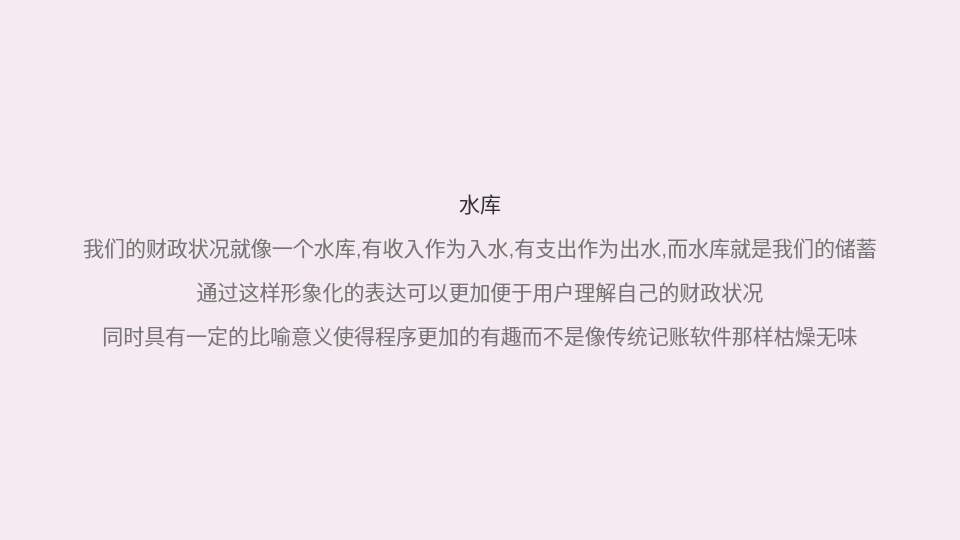
Qt form user_help_page.ui (YuanQiPKU/Reservoir) before a commit.
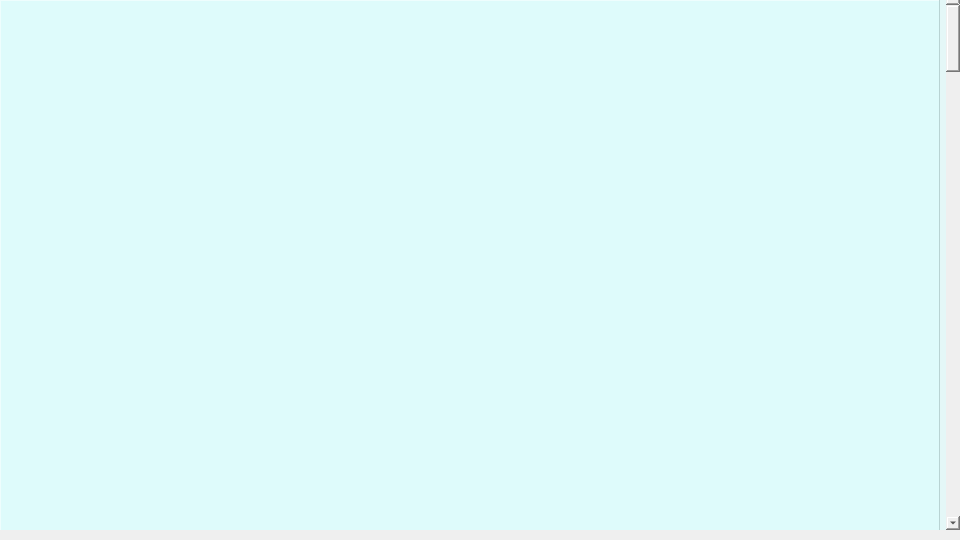
The same form after that commit. Icons and pictures are not drawn.

Commit message: 修改了一些内容

Diff of the .ui file:
```diff
--- a/user_help_page.ui
+++ b/user_help_page.ui
@@ -25,57 +25,95 @@
   <property name="windowTitle">
    <string>Form</string>
   </property>
-  <widget class="QWidget" name="widget" native="true">
+  <widget class="QScrollArea" name="scrollArea">
    <property name="geometry">
     <rect>
-     <x>0</x>
-     <y>0</y>
-     <width>960</width>
-     <height>540</height>
+     <x>-10</x>
+     <y>-10</y>
+     <width>971</width>
+     <height>541</height>
     </rect>
    </property>
    <property name="minimumSize">
     <size>
-     <width>960</width>
+     <width>950</width>
      <height>540</height>
     </size>
    </property>
-   <property name="maximumSize">
-    <size>
-     <width>960</width>
-     <height>540</height>
-    </size>
+   <property name="cursor" stdset="0">
+    <cursorShape>ArrowCursor</cursorShape>
+   </property>
+   <property name="mouseTracking">
+    <bool>false</bool>
+   </property>
+   <property name="tabletTracking">
+    <bool>false</bool>
+   </property>
+   <property name="acceptDrops">
+    <bool>false</bool>
    </property>
    <property name="styleSheet">
-    <string notr="true">background-color: rgba(255, 231, 245, 70);</string>
+    <string notr="true">background-color: rgba(255, 255, 255, 0);</string>
    </property>
-   <widget class="QLabel" name="label">
+   <property name="widgetResizable">
+    <bool>true</bool>
+   </property>
+   <widget class="QWidget" name="widget">
     <property name="geometry">
      <rect>
       <x>0</x>
-      <y>0</y>
-      <width>960</width>
-      <height>540</height>
+      <y>-539</y>
+      <width>959</width>
+      <height>6000</height>
      </rect>
     </property>
     <property name="minimumSize">
      <size>
-      <width>960</width>
-      <height>540</height>
+      <width>940</width>
+      <height>6000</height>
      </size>
     </property>
-    <property name="maximumSize">
-     <size>
-      <width>960</width>
-      <height>540</height>
-     </size>
+    <property name="mouseTracking">
+     <bool>true</bool>
     </property>
-    <property name="text">
-     <string>&lt;html&gt;&lt;head/&gt;&lt;body&gt;&lt;h2 align=&quot;center&quot; style=&quot;-qt-paragraph-type:empty; margin-top:0px; margin-bottom:0px; margin-left:0px; margin-right:0px; -qt-block-indent:0; text-indent:0px; line-height:122.5%; font-size:x-large; font-weight:700;&quot;&gt;&lt;br/&gt;&lt;/h2&gt;&lt;p align=&quot;center&quot;&gt;&lt;span style=&quot; font-family:'Open Sans','Clear Sans','Helvetica Neue','Helvetica','Arial','Segoe UI Emoji','sans-serif'; font-size:16pt; color:#333333;&quot;&gt;水库&lt;/span&gt;&lt;/p&gt;&lt;p align=&quot;center&quot;&gt;&lt;span style=&quot; font-family:'Open Sans','Clear Sans','Helvetica Neue','Helvetica','Arial','Segoe UI Emoji','sans-serif'; font-size:16pt; color:#777777;&quot;&gt;我们的财政状况就像一个水库,有收入作为入水,有支出作为出水,而水库就是我们的储蓄&lt;/span&gt;&lt;/p&gt;&lt;p align=&quot;center&quot;&gt;&lt;span style=&quot; font-family:'Open Sans','Clear Sans','Helvetica Neue','Helvetica','Arial','Segoe UI Emoji','sans-serif'; font-size:16pt; color:#777777;&quot;&gt;通过这样形象化的表达可以更加便于用户理解自己的财政状况&lt;/span&gt;&lt;/p&gt;&lt;p align=&quot;center&quot;&gt;&lt;span style=&quot; font-family:'Open Sans','Clear Sans','Helvetica Neue','Helvetica','Arial','Segoe UI Emoji','sans-serif'; font-size:16pt; color:#777777;&quot;&gt;同时具有一定的比喻意义使得程序更加的有趣而不是像传统记账软件那样枯燥无味&lt;/span&gt;&lt;/p&gt;&lt;p align=&quot;center&quot;&gt;&lt;br/&gt;&lt;/p&gt;&lt;/body&gt;&lt;/html&gt;</string>
+    <property name="tabletTracking">
+     <bool>true</bool>
     </property>
-    <property name="textFormat">
-     <enum>Qt::MarkdownText</enum>
+    <property name="acceptDrops">
+     <bool>true</bool>
     </property>
+    <property name="styleSheet">
+     <string notr="true">background-color: rgba(217, 254, 255, 125);</string>
+    </property>
+    <layout class="QVBoxLayout" name="verticalLayout">
+     <item>
+      <widget class="QLabel" name="label">
+       <property name="minimumSize">
+        <size>
+         <width>940</width>
+         <height>6000</height>
+        </size>
+       </property>
+       <property name="font">
+        <font>
+         <stylestrategy>NoAntialias</stylestrategy>
+        </font>
+       </property>
+       <property name="frameShape">
+        <enum>QFrame::Panel</enum>
+       </property>
+       <property name="frameShadow">
+        <enum>QFrame::Raised</enum>
+       </property>
+       <property name="text">
+        <string>&lt;html&gt;&lt;head/&gt;&lt;body&gt;&lt;p&gt;&lt;span style=&quot; font-size:20pt;&quot;&gt;水库&lt;/span&gt;&lt;br/&gt;&lt;/p&gt;&lt;p&gt;&lt;span style=&quot; font-size:12pt;&quot;&gt;每次我下定决心要存钱的时候，总有个声音对我说，人生很苦，对自己好点。这大概就是我存不住钱的原因。&lt;/span&gt;&lt;/p&gt;&lt;p&gt;&lt;span style=&quot; font-size:12pt;&quot;&gt;我和我的组员们设计了这个程序帮助你攒下你的点点滴滴,希望以水库这个简单形象的隐喻带给你我们最诚挚的祝愿!&lt;/span&gt;&lt;/p&gt;&lt;p&gt;&lt;span style=&quot; font-size:18pt;&quot;&gt;新的开始&lt;/span&gt;&lt;/p&gt;&lt;p&gt;&lt;span style=&quot; font-size:12pt;&quot;&gt;为本程序设置一个密码&lt;/span&gt;&lt;/p&gt;&lt;p&gt;&lt;span style=&quot; font-size:12pt;&quot;&gt;在密码栏目的上侧可以显示你的密码强度&lt;/span&gt;&lt;/p&gt;&lt;p&gt;&lt;span style=&quot; font-size:12pt;&quot;&gt;密码的长度被限制在16个字符之内,当然你可以将其设为空&lt;/span&gt;&lt;/p&gt;&lt;p&gt;&lt;span style=&quot; font-size:12pt;&quot;&gt;在完成设置你的密码之后,点击右侧的`IN`(或者键入`Enter`)进入登录页面&lt;/span&gt;&lt;/p&gt;&lt;p&gt;&lt;span style=&quot; font-size:12pt;&quot;&gt;该页面只在你第一次打开软件时出现&lt;/span&gt;&lt;/p&gt;&lt;p&gt;&lt;span style=&quot; font-size:12pt;&quot;&gt;如果你想再次看到这个也页面,请删除程序根目录下的`b1.bin`,`b2.bin`&lt;/span&gt;&lt;/p&gt;&lt;p&gt;&lt;span style=&quot; font-size:12pt;&quot;&gt;删除之后在下一次打开时就可以出现该页面并重新设定密码&lt;/span&gt;&lt;/p&gt;&lt;p&gt;&lt;img src=&quot;:/pages/main_page/image/help/help (1).png&quot;/&gt;&lt;/p&gt;&lt;p&gt;&lt;span style=&quot; font-size:18pt;&quot;&gt;登录&lt;/span&gt;&lt;/p&gt;&lt;p&gt;&lt;span style=&quot; font-size:12pt;&quot;&gt;在此页面,你可以输入你设置的密码,点击`IN`或者键入`Enter`尝试登录&lt;/span&gt;&lt;/p&gt;&lt;p&gt;&lt;span style=&quot; font-size:12pt;&quot;&gt;在输入错误时,程序会在密码输入栏目提示你的密码输入错误,并清空你的输入等待下一次尝试.&lt;/span&gt;&lt;/p&gt;&lt;p&gt;&lt;span style=&quot; font-size:12pt;&quot;&gt;在密码输入正确时,将进入程序的主页面&lt;/span&gt;&lt;/p&gt;&lt;p&gt;&lt;img src=&quot;:/pages/main_page/image/help/help (3).png&quot;/&gt;&lt;br/&gt;&lt;/p&gt;&lt;p&gt;&lt;br/&gt;&lt;/p&gt;&lt;p&gt;&lt;br/&gt;&lt;/p&gt;&lt;p&gt;&lt;span style=&quot; font-size:18pt;&quot;&gt;主页面&lt;/span&gt;&lt;/p&gt;&lt;p&gt;&lt;span style=&quot; font-size:16pt; font-style:italic;&quot;&gt;操作逻辑:类似与网页的tabbar,可以在上面选择关闭&lt;/span&gt;&lt;/p&gt;&lt;p&gt;&lt;span style=&quot; font-size:12pt;&quot;&gt;该页面的左侧为一些按钮,用于唤起不同的页面&lt;/span&gt;&lt;/p&gt;&lt;p&gt;&lt;span style=&quot; font-size:12pt;&quot;&gt;右侧为水库的形象化表示,当储蓄金额为0或者为负值时,水的颜色是红色的,为正则为蓝色&lt;/span&gt;&lt;/p&gt;&lt;p&gt;&lt;span style=&quot; font-size:12pt;&quot;&gt;右下方的储蓄目标为你自行设定的值,你可以在设置页面设置目标值,它和水库中水量有着密切的关系&lt;/span&gt;&lt;/p&gt;&lt;p&gt;&lt;img src=&quot;:/pages/main_page/image/help/help (4).png&quot;/&gt;&lt;/p&gt;&lt;p&gt;&lt;br/&gt;&lt;/p&gt;&lt;p&gt;&lt;span style=&quot; font-size:18pt;&quot;&gt;新建账目&lt;/span&gt;&lt;/p&gt;&lt;p&gt;&lt;span style=&quot; font-size:12pt;&quot;&gt;在这个页面可以选择手动新建账目,也可以选择使用指定平台的csv文件导入&lt;/span&gt;&lt;/p&gt;&lt;p&gt;&lt;br/&gt;&lt;img src=&quot;:/pages/main_page/image/help/help (2).png&quot;/&gt;&lt;/p&gt;&lt;p&gt;&lt;span style=&quot; font-size:18pt;&quot;&gt;数据分析&lt;/span&gt;&lt;/p&gt;&lt;p&gt;&lt;span style=&quot; font-size:12pt;&quot;&gt;可以看到收入和支出的可视化分析,以及已记录的账目的数量&lt;/span&gt;&lt;/p&gt;&lt;p&gt;&lt;span style=&quot; font-size:12pt;&quot;&gt;图表支持放缩和拖拽&lt;/span&gt;&lt;br/&gt;&lt;/p&gt;&lt;p&gt;&lt;img src=&quot;:/pages/main_page/image/help/help (5).png&quot;/&gt;&lt;/p&gt;&lt;p&gt;&lt;span style=&quot; font-size:18pt;&quot;&gt;设置&lt;/span&gt;&lt;/p&gt;&lt;p&gt;&lt;span style=&quot; font-size:12pt;&quot;&gt;可以设置密码和储蓄目标&lt;/span&gt;&lt;/p&gt;&lt;p&gt;&lt;img src=&quot;:/pages/main_page/image/help/help (7).png&quot;/&gt;&lt;/p&gt;&lt;p&gt;&lt;span style=&quot; font-size:18pt;&quot;&gt;账目管理&lt;/span&gt;&lt;/p&gt;&lt;p&gt;&lt;span style=&quot; font-size:12pt;&quot;&gt;在这个页面可以选择不同的方式对账目进行排序&lt;/span&gt;&lt;/p&gt;&lt;p&gt;&lt;span style=&quot; font-size:12pt;&quot;&gt;可以在这进行删除和修改&lt;/span&gt;&lt;/p&gt;&lt;p&gt;&lt;img src=&quot;:/pages/main_page/image/help/help (6).png&quot;/&gt;&lt;/p&gt;&lt;/body&gt;&lt;/html&gt;</string>
+       </property>
+       <property name="textFormat">
+        <enum>Qt::MarkdownText</enum>
+       </property>
+      </widget>
+     </item>
+    </layout>
    </widget>
   </widget>
  </widget>
```
The commit also changes 11 other files.
